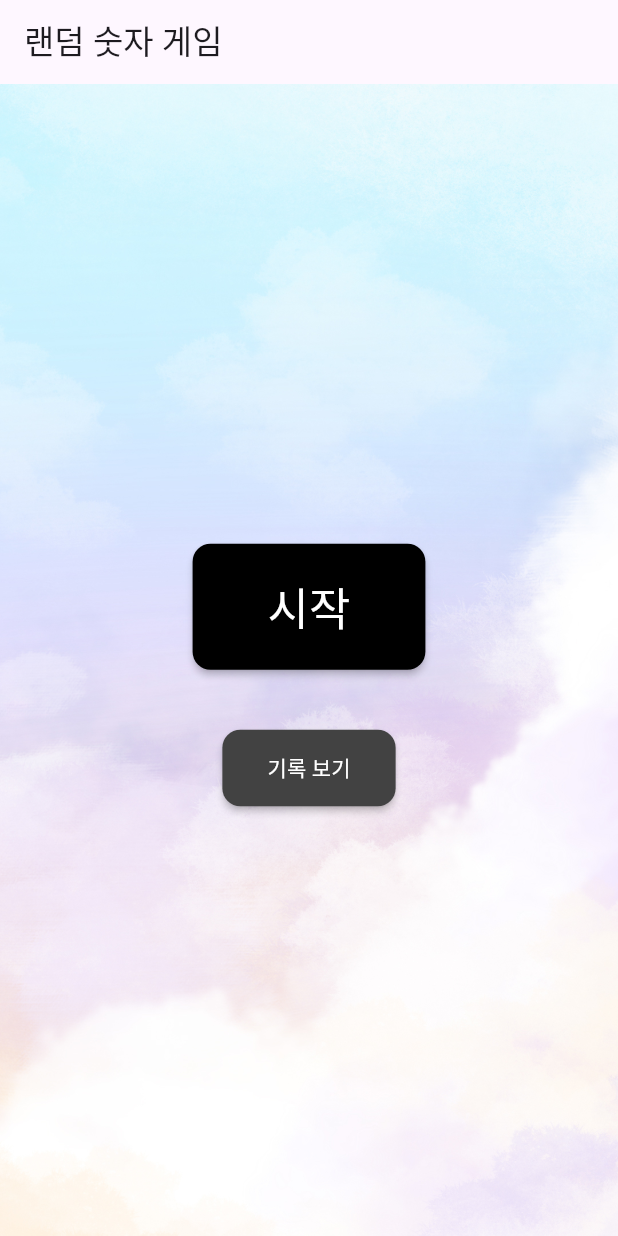
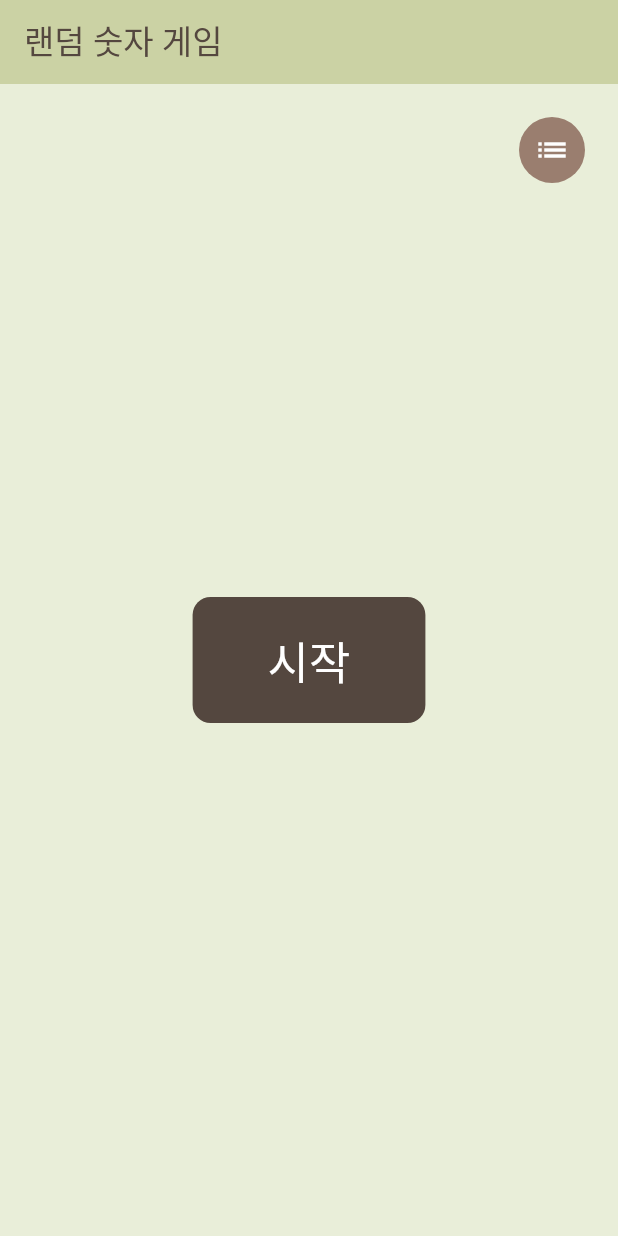
Before and after one commit to shan0325/flutter_random_number_game, a Flutter app: the screen it shows after launch, on a phone screen of 412 x 824 dp. Run offline on Flutter 3.47's test engine with Material 3 defaults, Android fonts, the light colour scheme and no system bars; our stand-ins replace just_audio, shared_preferences, vibration.

Commit message:
디자인 변경

```diff
--- a/lib/main.dart
+++ b/lib/main.dart
@@ -22,7 +22,13 @@ class MyApp extends StatelessWidget {
         home: Scaffold(
           resizeToAvoidBottomInset: false,
           appBar: AppBar(
-              title: const Text('랜덤 숫자 게임')
+            backgroundColor: const Color(0xFFCBD2A4),
+            title: const Text(
+              '랜덤 숫자 게임',
+              style: TextStyle(
+                color: Color(0xFF54473F),
+              ),
+            ),
           ),
           body: const NumberGame(),
         )
@@ -164,8 +170,11 @@ class _NumberGameState extends State<NumberGame> {
         context: context,
         builder: (BuildContext context) {
           return AlertDialog(
-            title: Text('게임 종료'),
-            content: Text('기록: $record'),
+            title: const Text('게임 종료'),
+            content: Text(
+              '기록: $record초',
+              style: const TextStyle(fontSize: 18),
+            ),
             actions: [
               TextButton(
                 onPressed: () {
@@ -174,7 +183,7 @@ class _NumberGameState extends State<NumberGame> {
                     gameStarted = false; // 게임 종료 후 시작 버튼을 보이도록 함
                   });
                 },
-                child: Text('확인'),
+                child: const Text('확인'),
               ),
             ],
           );
@@ -239,44 +248,22 @@ class _NumberGameState extends State<NumberGame> {
   @override
   Widget build(BuildContext context) {
     return Container(
-      decoration: BoxDecoration(
-        image: DecorationImage(
+      decoration: const BoxDecoration(
+        color: Color(0xFFE9EED9),
+        /*image: DecorationImage(
           image: AssetImage('assets/background.jpg'), // 배경 이미지 경로
           fit: BoxFit.cover, // 이미지가 컨테이너를 채우도록 설정
-        ),
+        ),*/
       ),
       child: Padding(
         padding: const EdgeInsets.all(20.0),
-        child: Column(
-          mainAxisAlignment: MainAxisAlignment.center,
+        child: Stack(
           children: [
             if (!gameStarted && countdown == 0) ...[
-              if (bestRecord != 0)
-                Text(
-                  '최고기록 $bestRecord초',
-                  style: TextStyle(
-                    fontSize: 20,
-                  ),
-                ),
-              const SizedBox(height: 20),
-              Center(
-                child: ElevatedButton(
-                  onPressed: startGame,
-                  style: ElevatedButton.styleFrom(
-                    padding: const EdgeInsets.symmetric(horizontal: 50, vertical: 20),
-                    backgroundColor: Colors.black,
-                    foregroundColor: Colors.white, // 흰색 텍스트
-                    textStyle: const TextStyle(fontSize: 30, fontWeight: FontWeight.w500),
-                    shape: RoundedRectangleBorder(
-                      borderRadius: BorderRadius.circular(12), // 부드러운 곡선
-                    ),
-                    elevation: 2,
-                  ),
-                  child: const Text('시작'),
-                ),
-              ),
-              const SizedBox(height: 40),
-              ElevatedButton(
+              Align(
+                alignment: Alignment.topRight,
+                child: IconButton(
+                  icon: const Icon(Icons.list),
                   onPressed: () {
                     Navigator.push(
                       context,
@@ -284,22 +271,55 @@ class _NumberGameState extends State<NumberGame> {
                     );
                   },
                   style: ElevatedButton.styleFrom(
-                  padding: const EdgeInsets.symmetric(horizontal: 30, vertical: 15),
-                  backgroundColor: Colors.grey[800],
+                    padding: const EdgeInsets.symmetric(horizontal: 10, vertical: 10),
+                    backgroundColor: const Color(0xFF9A7E6F),
                     foregroundColor: Colors.white,
+                    // shape: RoundedRectangleBorder(
+                    //   borderRadius: BorderRadius.circular(12),
+                    // ),
+                    elevation: 0,
+                  ),
+                ),
+              ),
+              Column(
+                mainAxisAlignment: MainAxisAlignment.center,
+                children: [
+                  Center(
+                    child: ElevatedButton(
+                      onPressed: startGame,
+                      style: ElevatedButton.styleFrom(
+                        padding: const EdgeInsets.symmetric(horizontal: 50, vertical: 20),
+                        backgroundColor: const Color(0xFF54473F),
+                        foregroundColor: Colors.white, // 흰색 텍스트
+                        textStyle: const TextStyle(fontSize: 30, fontWeight: FontWeight.w500),
                         shape: RoundedRectangleBorder(
-                    borderRadius: BorderRadius.circular(12),
+                          borderRadius: BorderRadius.circular(12), // 부드러운 곡선
                         ),
-                  elevation: 2,
+                        elevation: 0,
                       ),
-                child: const Text('기록 보기'),
+                      child: const Text('시작'),
+                    ),
+                  ),
+                  if (bestRecord != 0) ...[
+                    const SizedBox(height: 15),
+                    Center(
+                      child: Text(
+                        '최고 기록 $bestRecord초',
+                        style: const TextStyle(
+                          color: Color(0xFF54473F),
+                          fontSize: 18,
+                        ),
+                      ),
+                    ),
+                  ],
+                ],
               ),
             ] else if (countdown > 0) ...[
               Center(
                 child: Text(
                   '$countdown', // 카운트다운 표시
                   style: const TextStyle(
-                    color: Colors.black54,
+                      color: Color(0xFF54473F),
                       fontSize: 80,
                       fontWeight: FontWeight.bold
                   ),
@@ -307,31 +327,32 @@ class _NumberGameState extends State<NumberGame> {
               ),
             ] else ...[
               Column(
+                mainAxisAlignment: MainAxisAlignment.center,
                 children: [
                   Text(
                     '시간: ${formatTime(timeElapsed)}초',
                     style: const TextStyle(
-                      color: Colors.black54,
+                        color: Color(0xFF54473F),
                         fontSize: 24
                     ),
                   ),
                   const SizedBox(height: 20),
                   GridView.count(
                     crossAxisCount: 5,
-                    crossAxisSpacing: 2.0,
-                    mainAxisSpacing: 2.0,
+                    crossAxisSpacing: 10.0,
+                    mainAxisSpacing: 10.0,
                     shrinkWrap: true,
                     children: List.generate(numbers.length, (index) {
                       final number = numbers[index];
                       return ElevatedButton(
-                        onPressed: number != null && !gamePaused ? () => _onButtonPressed(number!, index) : null,
+                        onPressed: number != null && !gamePaused ? () => _onButtonPressed(number, index) : null,
                         style: ElevatedButton.styleFrom(
-                          backgroundColor: number == null ? Colors.grey[300] : Colors.white, // 클릭된 버튼은 회색
-                          foregroundColor: Colors.black54, // 검은색 텍스트
+                          backgroundColor: number == null ? Colors.grey[300] : const Color(0xFFCBD2A4), // 클릭된 버튼은 회색
+                          foregroundColor: const Color(0xFF54473F), // 검은색 텍스트
                           shape: RoundedRectangleBorder(
                             borderRadius: BorderRadius.circular(12),
                           ),
-                          elevation: 2,
+                          elevation: 0,
                         ),
                         child: Text(
                           number != null ? '$number' : '',
@@ -344,7 +365,7 @@ class _NumberGameState extends State<NumberGame> {
                   Row(
                     mainAxisAlignment: MainAxisAlignment.center,
                     children: [
-                      ElevatedButton(
+                      /*ElevatedButton(
                         onPressed: gamePaused ? resumeGame : pauseGame,
                         style: ElevatedButton.styleFrom(
                           padding: const EdgeInsets.symmetric(horizontal: 30, vertical: 15),
@@ -357,17 +378,17 @@ class _NumberGameState extends State<NumberGame> {
                         ),
                         child: Text(gamePaused ? '재개' : '중지'),
                       ),
-                      const SizedBox(width: 20),
+                      const SizedBox(width: 20),*/
                       ElevatedButton(
                         onPressed: () => endGame(showRecord: false),
                         style: ElevatedButton.styleFrom(
                           padding: const EdgeInsets.symmetric(horizontal: 30, vertical: 15),
-                          backgroundColor: Colors.grey[900],
+                          backgroundColor: const Color(0xFF54473F),
                           foregroundColor: Colors.white,
                           shape: RoundedRectangleBorder(
                             borderRadius: BorderRadius.circular(12),
                           ),
-                          elevation: 2,
+                          elevation: 0,
                         ),
                         child: const Text('종료'),
                       ),
@@ -393,18 +414,28 @@ class RecordPage extends StatelessWidget {
   Widget build(BuildContext context) {
     return Scaffold(
       appBar: AppBar(
-        title: Text('기록 보기'),
+        backgroundColor: const Color(0xFFCBD2A4),
+        leading: IconButton(
+          icon: const Icon(Icons.arrow_back),
+          onPressed: () {
+            Navigator.pop(context);
+          },
+          color: const Color(0xFF54473F),
+        ),
+        title: const Text(
+          '기록 보기',
+          style: TextStyle(
+            color: Color(0xFF54473F),
+          ),
+        ),
       ),
       body: Padding(
-        padding: const EdgeInsets.all(16.0),
+        padding: const EdgeInsets.fromLTRB(0, 0, 0, 0),
+        child: Container(
+          color: const Color(0xFFE9EED9),
           child: Column(
             crossAxisAlignment: CrossAxisAlignment.start,
             children: [
-            Text(
-              '기록 목록',
-              style: TextStyle(fontSize: 20, fontWeight: FontWeight.bold),
-            ),
-            SizedBox(height: 10),
               Expanded(
                 child: ListView.builder(
                   controller: _scrollController, // 스크롤 컨트롤러 적용
@@ -412,9 +443,25 @@ class RecordPage extends StatelessWidget {
                   itemBuilder: (context, index) {
                     final record = records[index];
                     return ListTile(
-                    leading: Text('${records.length - index}', style: TextStyle(fontSize: 20)),
-                    title: Text('기록: ${record['record']}초'),
-                    subtitle: Text('등록일: ${record['date']}'),
+                      leading: Text(
+                          '${records.length - index}',
+                          style: const TextStyle(
+                              fontSize: 20,
+                              color: Color(0xFF54473F)
+                          )
+                      ),
+                      title: Text(
+                        '기록: ${record['record']}초',
+                        style: const TextStyle(
+                            color: Color(0xFF54473F)
+                        ),
+                      ),
+                      subtitle: Text(
+                        '등록일: ${record['date']}',
+                        style: const TextStyle(
+                            color: Color(0xFF54473F)
+                        ),
+                      ),
                     );
                   },
                 ),
@@ -422,6 +469,7 @@ class RecordPage extends StatelessWidget {
             ],
           ),
         ),
+      ),
     );
   }
 }
```
Lines whose indentation alone changed are shown as unchanged.
